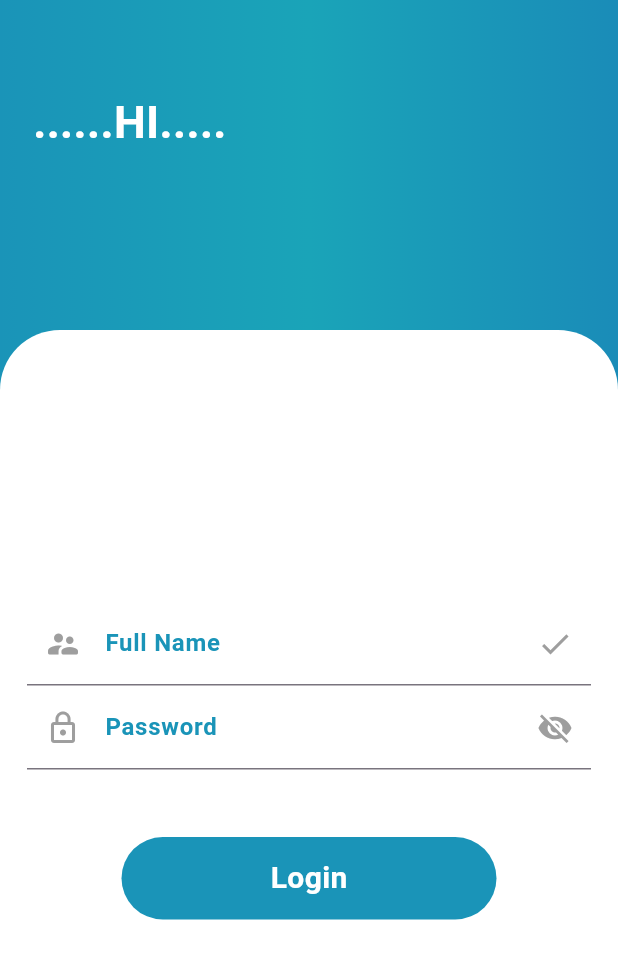
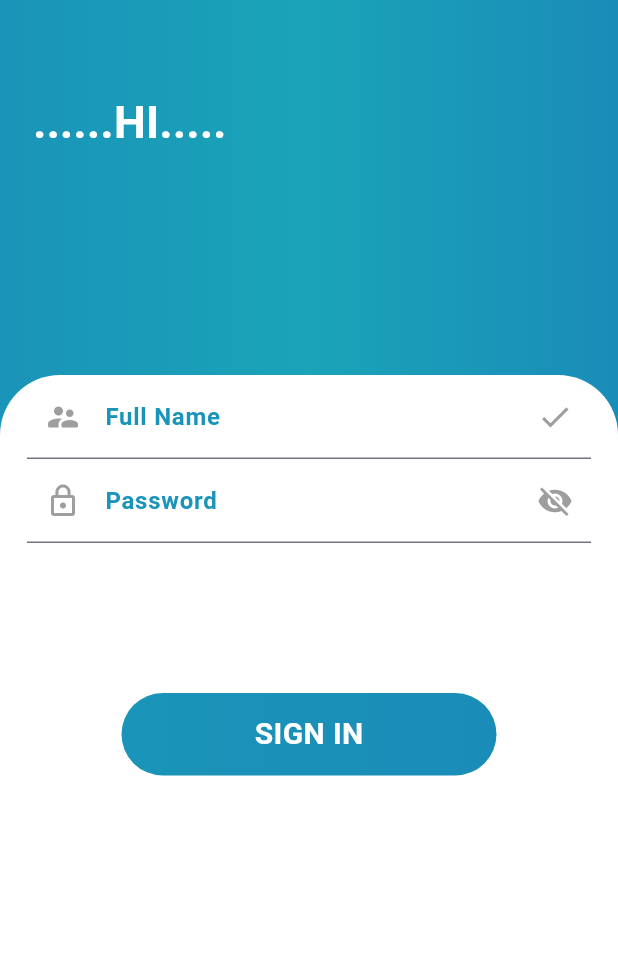
Before and after one commit to sadianasrintuly/login, a Flutter app: the screen it shows after launch, on a phone screen of 412 x 824 dp. Shown: the top 959 px of the screen. Run offline on Flutter 3.47's test engine with Material 3 defaults, Android fonts, the phone set to English and light mode, and no system bars; accounts and stored records are empty; Roboto replaces fonts that are missing (inter).

Commit message:
2nd commit

```diff
--- a/lib/main.dart
+++ b/lib/main.dart
@@ -1,4 +1,3 @@
-
 import 'package:flutter/material.dart';
 import 'package:flutter/services.dart';
 import 'package:login/regScreen.dart';
--- a/lib/regScreen.dart
+++ b/lib/regScreen.dart
@@ -1,30 +1,36 @@
 import 'dart:convert';
-
 import 'package:flutter/material.dart';
 import 'package:http/http.dart' as http;
 import 'api.dart';
 import 'loginScreen.dart';
 
-class RegScreen extends StatelessWidget {
-  final TextEditingController nameController = TextEditingController();
-  final TextEditingController passwordController = TextEditingController();
+class RegScreen extends StatefulWidget {
+  const RegScreen({Key? key}) : super(key: key);
 
-  RegScreen({Key? key}) : super(key: key);
+  @override
+  State<RegScreen> createState() => _RegScreenState();
+}
 
-  Future<void> insertApi() async {
-    try {
+class _RegScreenState extends State<RegScreen> {
+  TextEditingController name = TextEditingController();
+  TextEditingController password = TextEditingController();
+
+  registrationApi() async {
     final response = await http.post(
       Uri.parse("http://${API_Class().api}/Login/reg.php"),
       body: jsonEncode(<String, dynamic>{
-          "name": nameController.text,
-          "password": passwordController.text,
+        "name": name.text,
+        "password": password.text,
       }),
     );
+    print(response.body);
+    print(response.statusCode);
 
-      print(response.body);
-    } catch (e) {
-      print("Error: $e");
-    }
+    Navigator.push(
+      context,
+      MaterialPageRoute(builder: (context) => LoginScreen()),
+    );
+
   }
 
   @override
@@ -55,7 +61,7 @@ class RegScreen extends StatelessWidget {
             ),
           ),
           Padding(
-            padding: const EdgeInsets.only(top: 220.0),
+            padding: EdgeInsets.only(top: 250.0),
             child: Container(
               decoration: BoxDecoration(
                 borderRadius: BorderRadius.only(
@@ -66,25 +72,26 @@ class RegScreen extends StatelessWidget {
               ),
               height: double.infinity,
               width: double.infinity,
+              child: SingleChildScrollView(
                 child: Padding(
-                padding: const EdgeInsets.only(left: 18.0, right: 18),
+                  padding: EdgeInsets.only(left: 18.0, right: 18),
                   child: Column(
                     mainAxisAlignment: MainAxisAlignment.center,
                     children: [
                       TextField(
-                      controller: nameController,
+                        controller: name,
                         decoration: InputDecoration(
                           suffixIcon: Icon(Icons.check, color: Colors.grey),
                           prefixIcon: Icon(Icons.supervisor_account_rounded, color: Colors.grey),
                           labelText: 'Full Name',
                           labelStyle: TextStyle(
                             fontWeight: FontWeight.bold,
-                          color:  Color(0xff1A94B8),
+                            color: Color(0xff1A94B8),
                           ),
                         ),
                       ),
                       TextField(
-                      controller: passwordController,
+                        controller: password,
                         obscureText: true,
                         decoration: InputDecoration(
                           suffixIcon: Icon(Icons.visibility_off, color: Colors.grey),
@@ -92,37 +99,30 @@ class RegScreen extends StatelessWidget {
                           labelText: 'Password',
                           labelStyle: TextStyle(
                             fontWeight: FontWeight.bold,
-                          color:  Color(0xff1A94B8),
+                            color: Color(0xff1A94B8),
                           ),
                         ),
                       ),
-                    const SizedBox(
-                      height: 5,
-                    ),
-                    const SizedBox(
-                      height: 40,
-                    ),
+                      SizedBox(height: 100,),
                       GestureDetector(
                         onTap: () {
-
-                        insertApi();
-                        Navigator.push(
-                            context,
-                            MaterialPageRoute(
-                                builder: (context) => LoginScreen()));
+                          registrationApi();
                         },
                         child: Container(
                           height: 55,
                           width: 250,
                           decoration: BoxDecoration(
                             borderRadius: BorderRadius.circular(30),
-                          gradient: LinearGradient(colors: [
+                            gradient: LinearGradient(
+                                colors: [
                                   Color(0xff1A94B8),
-                          ]),
+                                  Color(0xff1A8CB8),
+                                ]
+                            ),
                           ),
                           child: Center(
                             child: Text(
-                            'Login',
+                              'SIGN IN',
                               style: TextStyle(
                                 fontWeight: FontWeight.bold,
                                 fontSize: 20,
@@ -132,10 +132,9 @@ class RegScreen extends StatelessWidget {
                           ),
                         ),
                       ),
-                    const SizedBox(
-                      height: 30,
+                      SizedBox(height: 100),
+                    ],
                   ),
-                  ],
                 ),
               ),
             ),
```
Also changed, not shown: lib/homepage.dart (+18 -10 lines), lib/loginScreen.dart (+41 -33 lines), lib/model_login.dart (+5 -6 lines). Lines whose indentation alone changed are shown as unchanged.
